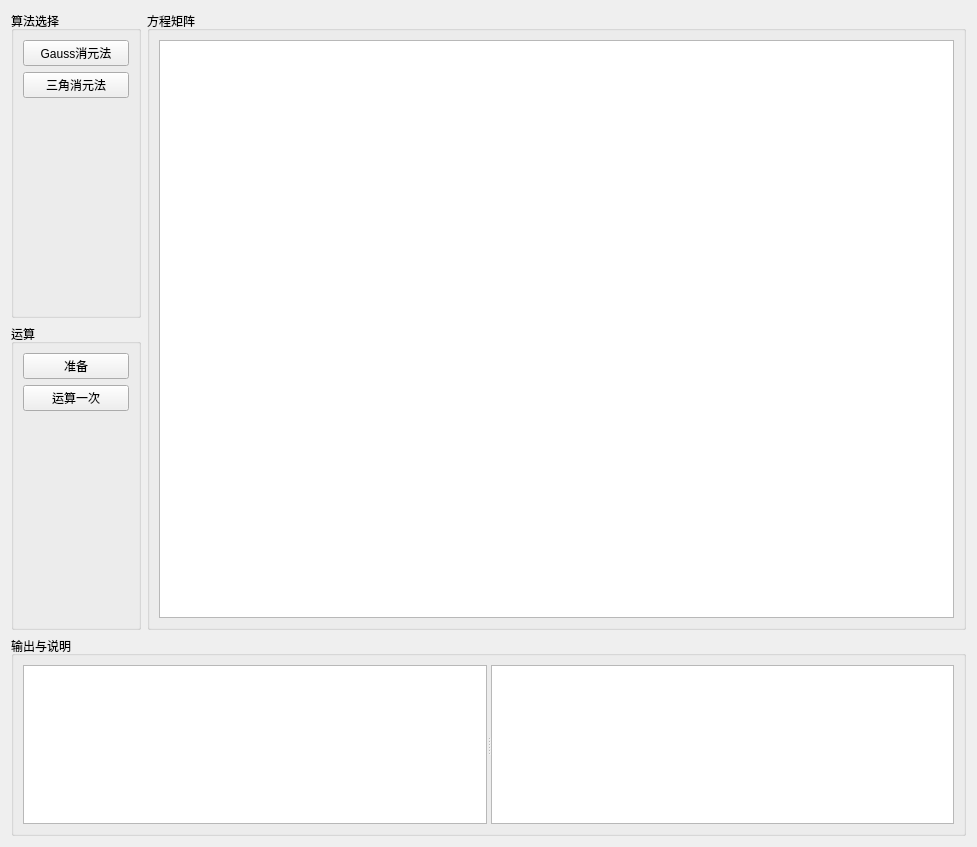
Above: source/num/Frame/FrameEquationGroup/EquationGroup.ui from muaying/num before the change. Below: the same form after it.
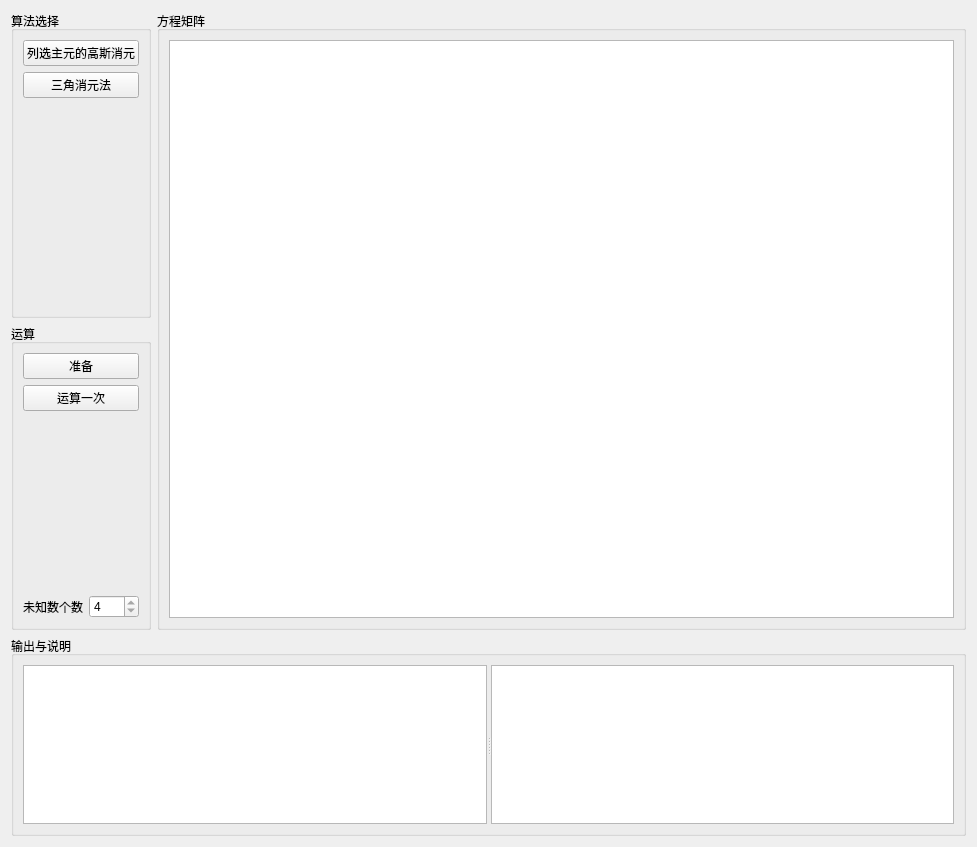
That is the form after the change.

Diff of the .ui file:
```diff
--- a/source/num/Frame/FrameEquationGroup/EquationGroup.ui
+++ b/source/num/Frame/FrameEquationGroup/EquationGroup.ui
@@ -29,7 +29,7 @@
       <item>
        <widget class="QPushButton" name="btn1">
         <property name="text">
-         <string>Gauss消元法</string>
+         <string>列选主元的高斯消元</string>
         </property>
        </widget>
       </item>
@@ -71,7 +71,7 @@
          <enum>QAbstractItemView::NoSelection</enum>
         </property>
         <property name="gridStyle">
-         <enum>Qt::DashLine</enum>
+         <enum>Qt::SolidLine</enum>
         </property>
         <property name="cornerButtonEnabled">
          <bool>false</bool>
@@ -114,6 +114,33 @@
         </property>
        </spacer>
       </item>
+      <item>
+       <layout class="QHBoxLayout" name="horizontalLayout">
+        <item>
+         <widget class="QLabel" name="label_2">
+          <property name="text">
+           <string>未知数个数</string>
+          </property>
+         </widget>
+        </item>
+        <item>
+         <widget class="QSpinBox" name="sbox_xcnt">
+          <property name="readOnly">
+           <bool>true</bool>
+          </property>
+          <property name="minimum">
+           <number>3</number>
+          </property>
+          <property name="maximum">
+           <number>6</number>
+          </property>
+          <property name="value">
+           <number>4</number>
+          </property>
+         </widget>
+        </item>
+       </layout>
+      </item>
      </layout>
     </widget>
    </item>
```
Left out of the diff: 20 changed lines with no effect on the pictures.
